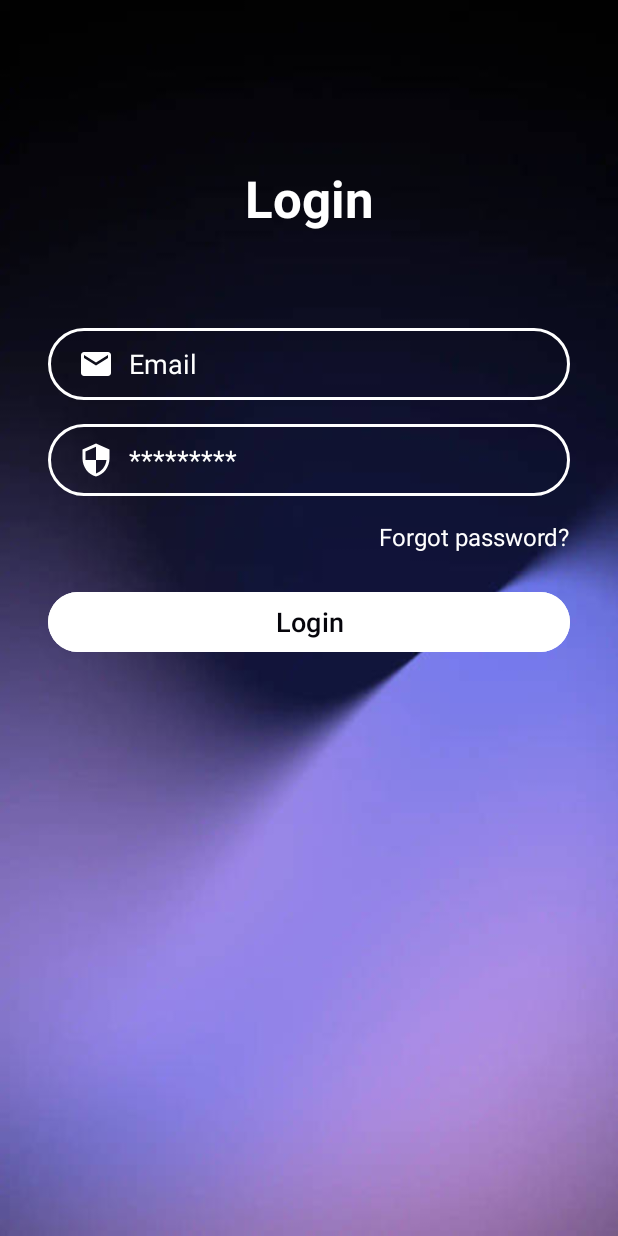
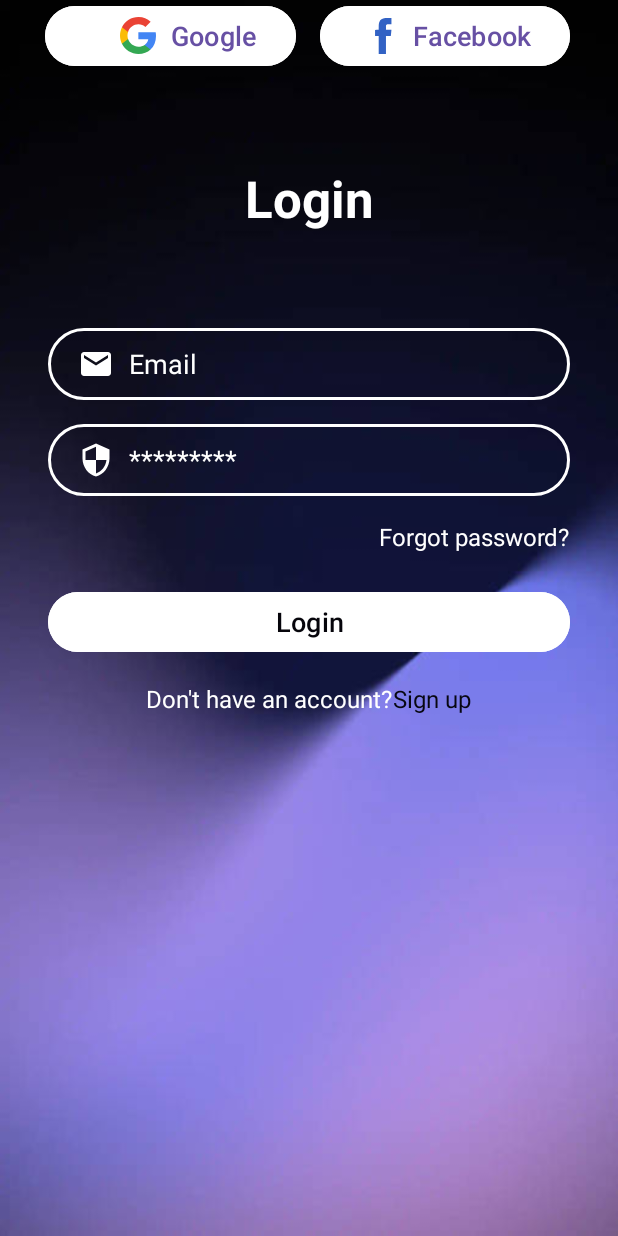
Before and after one commit to khanhnewbiehehe/BT_ConstraintLayout, an Android app: the LoginActivity screen opened directly, with no data from a screen before it, on a phone screen of 412 x 824 dp. Run offline under Robolectric (Android 15) with nearby library versions, the phone set to English and light mode, and no system bars; 1 statement that could not run was skipped.

Commit message:
finish login screen

```diff
--- /dev/null
+++ b/app/src/main/res/drawable/ic_facebook.xml
@@ -0,0 +1,5 @@
+<vector xmlns:android="http://schemas.android.com/apk/res/android" android:height="24dp" android:viewportHeight="512" android:viewportWidth="512" android:width="24dp">
+
+    <path android:fillColor="@color/colorPrimaryDark" android:pathData="M289,1.7c-45.1,4.8 -71.3,21.7 -84.6,54.8 -3.2,8 -5.1,15 -7.5,27.6 -0.8,3.9 -1.5,21.5 -1.8,45.4l-0.6,39 -25.7,0.3 -25.8,0.2 0,43.5 0,43.5 26,-0 26,-0 0,127.5 0,127.5 51.5,-0 51.5,-0 0,-127.5 0,-127.5 34.4,-0 34.5,-0 0.5,-4.3c0.7,-5 4.2,-37.2 5.1,-47.2 0.4,-3.9 1.3,-12.6 2.1,-19.5 0.8,-6.9 1.4,-13.3 1.4,-14.2 0,-1.7 -2.7,-1.8 -38.7,-2l-38.8,-0.3 0,-30.5c0,-33.3 0.3,-35.4 5.7,-41.5 1.6,-1.9 5.4,-4.4 8.6,-5.7 5.4,-2.1 7.3,-2.3 34.5,-2.6l28.7,-0.3 0,-43.5 0,-43.4 -41.7,0.2c-23,-0 -43.4,0.3 -45.3,0.5z" android:strokeColor="#00000000"/>
+
+</vector>
--- /dev/null
+++ b/app/src/main/res/drawable/ic_google.xml
@@ -0,0 +1,11 @@
+<vector xmlns:android="http://schemas.android.com/apk/res/android" android:height="24.485847dp" android:viewportHeight="544.3" android:viewportWidth="533.5" android:width="24dp">
+
+    <path android:fillColor="#4285F4" android:pathData="M533.5,278.4c0,-18.5 -1.5,-37.1 -4.7,-55.3H272.1v104.8h147c-6.1,33.8 -25.7,63.7 -54.4,82.7v68h87.7C503.9,431.2 533.5,361.2 533.5,278.4z"/>
+
+    <path android:fillColor="#34A853" android:pathData="M272.1,544.3c73.4,0 135.3,-24.1 180.4,-65.7l-87.7,-68c-24.4,16.6 -55.9,26 -92.6,26c-71,0 -131.2,-47.9 -152.8,-112.3H28.9v70.1C75.1,486.3 169.2,544.3 272.1,544.3z"/>
+
+    <path android:fillColor="#FBBC04" android:pathData="M119.3,324.3c-11.4,-33.8 -11.4,-70.4 0,-104.2V150H28.9c-38.6,76.9 -38.6,167.5 0,244.4L119.3,324.3z"/>
+
+    <path android:fillColor="#EA4335" android:pathData="M272.1,107.7c38.8,-0.6 76.3,14 104.4,40.8l0,0l77.7,-77.7C405,24.6 339.7,-0.8 272.1,0C169.2,0 75.1,58 28.9,150l90.4,70.1C140.8,155.6 201.1,107.7 272.1,107.7z"/>
+
+</vector>
--- a/app/src/main/res/layout/activity_login.xml
+++ b/app/src/main/res/layout/activity_login.xml
@@ -2,11 +2,10 @@
 <androidx.constraintlayout.widget.ConstraintLayout xmlns:android="http://schemas.android.com/apk/res/android"
     xmlns:app="http://schemas.android.com/apk/res-auto"
     xmlns:tools="http://schemas.android.com/tools"
-    android:id="@+id/main"
     android:layout_width="match_parent"
     android:layout_height="match_parent"
-    tools:context=".LoginActivity"
-    android:background="@drawable/background">
+    android:background="@drawable/background"
+    tools:context=".LoginActivity">
 
     <TextView
         android:id="@+id/logo"
@@ -100,10 +99,71 @@
     <LinearLayout
         android:layout_width="0dp"
         android:layout_height="wrap_content"
+        android:layout_marginTop="16dp"
+        android:gravity="center"
         android:orientation="horizontal"
+        android:textAlignment="center"
         app:layout_constraintEnd_toEndOf="@+id/btnlogin"
         app:layout_constraintStart_toStartOf="@+id/btnlogin"
-        app:layout_constraintTop_toBottomOf="@+id/btnlogin"></LinearLayout>
+        app:layout_constraintTop_toBottomOf="@+id/btnlogin">
+
+        <TextView
+            android:layout_width="wrap_content"
+            android:layout_height="wrap_content"
+            android:text="Don't have an account?"
+            android:textColor="@color/white"
+            android:textSize="16sp" />
+
+        <TextView
+            android:id="@+id/textViewSignUp"
+            android:layout_width="wrap_content"
+            android:layout_height="wrap_content"
+            android:text="Sign up"
+            android:textColor="#070711"
+            android:textSize="16sp" />
+
+
+    </LinearLayout>
+
+    <Button
+        android:id="@+id/btnGoogle"
+        android:layout_width="0dp"
+        android:layout_height="wrap_content"
+        android:layout_marginStart="30dp"
+        android:layout_marginEnd="8dp"
+        android:backgroundTint="@color/white"
+        android:drawableLeft="@drawable/ic_google"
+        android:drawablePadding="10dp"
+        android:paddingLeft="50dp"
+        android:text="Google"
+        android:textAlignment="textStart"
+        android:textColor="#ff6750a4"
+        android:textSize="18sp"
+        app:iconPadding="10dp"
+        app:layout_constraintEnd_toStartOf="@+id/btnFacebook"
+        app:layout_constraintHorizontal_bias="0.5"
+        app:layout_constraintStart_toStartOf="parent"
+        tools:layout_editor_absoluteY="545dp" />
+
+    <Button
+        android:id="@+id/btnFacebook"
+        android:layout_width="0dp"
+        android:layout_height="wrap_content"
+        android:layout_marginStart="8dp"
+        android:layout_marginEnd="32dp"
+        android:backgroundTint="@color/white"
+        android:drawableLeft="@drawable/ic_facebook"
+        android:drawablePadding="10dp"
+        android:paddingLeft="30dp"
+        android:text="Facebook"
+        android:textAlignment="textStart"
+        android:textColor="#ff6750a4"
+        android:textSize="18sp"
+        app:layout_constraintBottom_toBottomOf="@+id/btnGoogle"
+        app:layout_constraintEnd_toEndOf="parent"
+        app:layout_constraintHorizontal_bias="0.5"
+        app:layout_constraintStart_toEndOf="@+id/btnGoogle"
+        app:layout_constraintTop_toTopOf="@+id/btnGoogle" />
 
 
 </androidx.constraintlayout.widget.ConstraintLayout>
```
